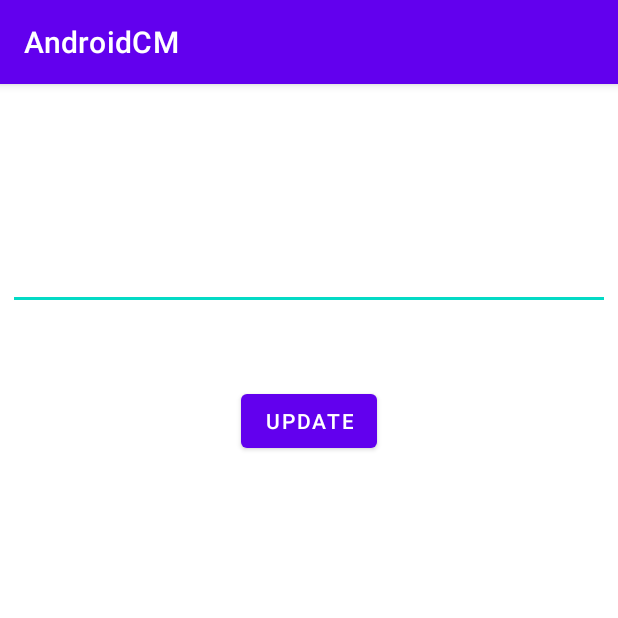
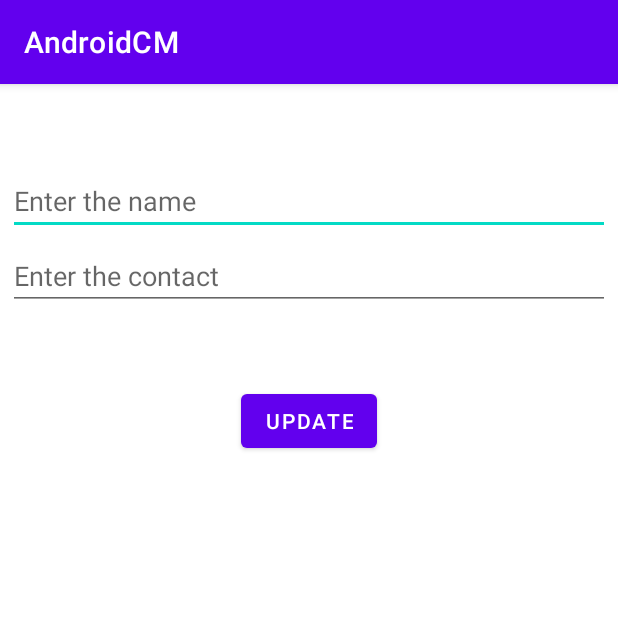
Before and after one commit to nthungvn/android-complete-masterclass, an Android app: the screen it shows after launch (MainActivity), after a tap on "UPDATE", on a phone screen of 412 x 824 dp, the top half of it. Run offline under Robolectric (Android 15) with nearby library versions, the phone set to English and light mode, and no system bars; our stand-ins replace Firebase (no records; nobody signed in at launch, a user with empty details on screens opened directly).

Commit message:
retrieve list data and show in listview

```diff
--- a/app/build.gradle
+++ b/app/build.gradle
@@ -9,7 +9,7 @@ android {
 
     defaultConfig {
         applicationId "vn.vl.nthung.androidcm"
-        minSdkVersion 16
+        minSdkVersion 24
         targetSdkVersion 29
         versionCode 1
         versionName "1.0"
--- a/app/src/main/java/vn/vl/nthung/androidcm/MainActivity.java
+++ b/app/src/main/java/vn/vl/nthung/androidcm/MainActivity.java
@@ -2,48 +2,91 @@ package vn.vl.nthung.androidcm;
 
 import android.os.Bundle;
 import android.view.View;
+import android.widget.ArrayAdapter;
 import android.widget.Button;
 import android.widget.EditText;
+import android.widget.ListAdapter;
+import android.widget.ListView;
 import android.widget.Toast;
 
 import androidx.annotation.NonNull;
+import androidx.annotation.Nullable;
 import androidx.appcompat.app.AppCompatActivity;
 
+import com.google.firebase.database.ChildEventListener;
 import com.google.firebase.database.DataSnapshot;
 import com.google.firebase.database.DatabaseError;
 import com.google.firebase.database.DatabaseReference;
 import com.google.firebase.database.FirebaseDatabase;
-import com.google.firebase.database.ValueEventListener;
+
+import java.util.ArrayList;
+import java.util.List;
+import java.util.Map;
 
 public class MainActivity extends AppCompatActivity {
     private FirebaseDatabase database;
-    private EditText message;
-    private DatabaseReference ref;
+    private EditText name;
+    private EditText contact;
+    private ListView contactsList;
+    private List<String> contactNames;
+    private DatabaseReference parentRef;
 
     @Override
     protected void onCreate(Bundle savedInstanceState) {
         super.onCreate(savedInstanceState);
         setContentView(R.layout.activity_main);
 
-        message = findViewById(R.id.message);
+        contactNames = new ArrayList<>();
+        name = findViewById(R.id.name);
+        contact = findViewById(R.id.contact);
+        contactsList = findViewById(R.id.contact_list);
+
+        ListAdapter contactAdapter = new ArrayAdapter<>(this, android.R.layout.simple_list_item_1, contactNames);
+        contactsList.setAdapter(contactAdapter);
+
         Button updateBtn = findViewById(R.id.update_btn);
         updateBtn.setOnClickListener(onUpdateClicked);
 
         database = FirebaseDatabase.getInstance();
-        ref = database.getReference("message");
-        ref.addValueEventListener(new OnDataChangeHandler());
+        parentRef = database.getReference("users");
+        parentRef.addChildEventListener(new OnDataChangeHandler());
+    }
+
+    @Override
+    protected void onStart() {
+        super.onStart();
     }
 
     private View.OnClickListener onUpdateClicked = view -> {
-        ref.setValue(message.getText().toString());
+        String inputName = name.getText().toString();
+        DatabaseReference childRef = parentRef.child(inputName);
+        childRef.child("name").setValue(name.getText().toString());
+        childRef.child("contact").setValue(contact.getText().toString());
         Toast.makeText(this, "Data is updated", Toast.LENGTH_LONG).show();
     };
 
-    class OnDataChangeHandler implements ValueEventListener {
+    class OnDataChangeHandler implements ChildEventListener {
         @Override
-        public void onDataChange(@NonNull DataSnapshot snapshot) {
-            message.setText(snapshot.getValue(String.class));
+        public void onChildAdded(@NonNull DataSnapshot snapshot, @Nullable String previousChildName) {
+            Map<String, String> contact = (Map) snapshot.getValue();
+            contactNames.add(contact.get("name"));
             Toast.makeText(MainActivity.this, "Server data has been changed", Toast.LENGTH_LONG).show();
+        }
+
+        @Override
+        public void onChildChanged(@NonNull DataSnapshot snapshot, @Nullable String previousChildName) {
+        }
+
+        @Override
+        public void onChildRemoved(@NonNull DataSnapshot snapshot) {
+            Map<String, String> contact = (Map) snapshot.getValue();
+            contactNames.removeIf((item) -> item.equals(contact.get("name")));
+            Toast.makeText(MainActivity.this, "Server data has been changed", Toast.LENGTH_LONG).show();
+        }
+
+        @Override
+        public void onChildMoved(@NonNull DataSnapshot snapshot, @Nullable String previousChildName) {
+
         }
 
         @Override
--- a/app/src/main/res/layout/activity_main.xml
+++ b/app/src/main/res/layout/activity_main.xml
@@ -8,14 +8,24 @@
     tools:context=".MainActivity">
 
     <EditText
-        android:id="@+id/message"
+        android:id="@+id/name"
         android:layout_width="match_parent"
         android:layout_height="wrap_content"
-        android:layout_marginTop="100dp"
-        android:text="Hello World!"
+        android:layout_marginTop="50dp"
+        android:hint="Enter the name"
         app:layout_constraintLeft_toLeftOf="parent"
         app:layout_constraintRight_toRightOf="parent"
         app:layout_constraintTop_toTopOf="parent" />
+
+    <EditText
+        android:id="@+id/contact"
+        android:layout_width="match_parent"
+        android:layout_height="wrap_content"
+        android:layout_marginTop="50dp"
+        android:hint="Enter the contact"
+        app:layout_constraintLeft_toLeftOf="parent"
+        app:layout_constraintRight_toRightOf="parent"
+        app:layout_constraintTop_toTopOf="@id/name" />
 
     <Button
         android:id="@+id/update_btn"
@@ -25,6 +35,15 @@
         android:text="Update"
         app:layout_constraintLeft_toLeftOf="parent"
         app:layout_constraintRight_toRightOf="parent"
-        app:layout_constraintTop_toBottomOf="@+id/message" />
+        app:layout_constraintTop_toBottomOf="@+id/contact" />
+
+    <ListView
+        android:id="@+id/contact_list"
+        android:layout_width="match_parent"
+        android:layout_height="wrap_content"
+        android:layout_marginTop="50dp"
+        app:layout_constraintLeft_toLeftOf="parent"
+        app:layout_constraintRight_toRightOf="parent"
+        app:layout_constraintTop_toBottomOf="@+id/update_btn" />
 
 </androidx.constraintlayout.widget.ConstraintLayout>
```
